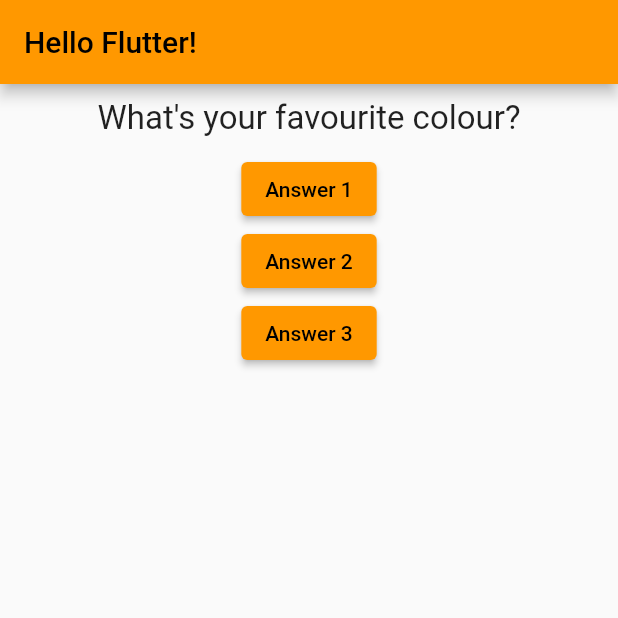
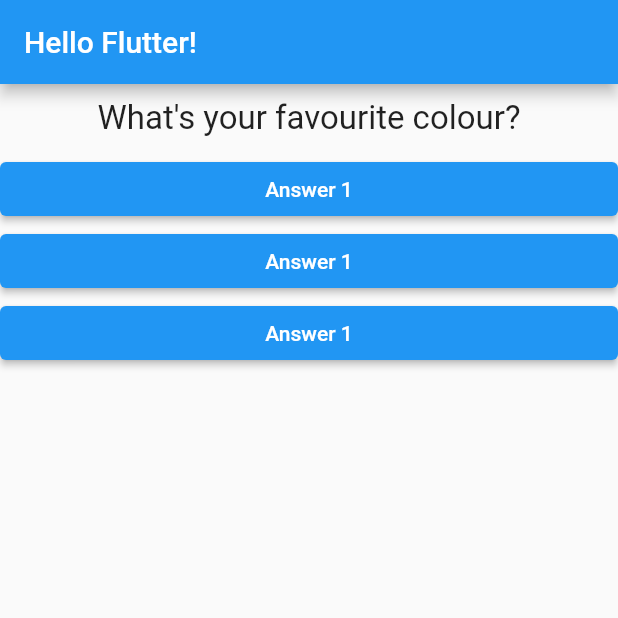
Before and after one commit to arnab/fultter_playground_quiz_app, a Flutter app: the screen it shows after launch, on a phone screen of 412 x 824 dp, the top half of it. Run offline on Flutter 3.47's test engine with Material 2 defaults, Android fonts, the phone set to English and light mode, and no system bars.

Commit message:
refactored/extracted Answer widget

```diff
--- /dev/null
+++ b/lib/answer.dart
@@ -0,0 +1,21 @@
+import 'package:flutter/material.dart';
+
+class Answer extends StatelessWidget {
+  final VoidCallback onPressed;
+
+  const Answer(this.onPressed, {super.key});
+
+  @override
+  Widget build(BuildContext context) {
+    return SizedBox(
+      width: double.infinity,
+      child: ElevatedButton(
+        onPressed: onPressed,
+        style: ButtonStyle(
+          foregroundColor: MaterialStateProperty.all(Colors.white),
+        ),
+        child: const Text('Answer 1'),
+      ),
+    );
+  }
+}
--- a/lib/main.dart
+++ b/lib/main.dart
@@ -1,10 +1,13 @@
 import 'package:flutter/material.dart';
 
 import './question.dart';
+import './answer.dart';
 
-void main() => runApp(MyApp());
+void main() => runApp(const MyApp());
 
 class MyApp extends StatefulWidget {
+  const MyApp({super.key});
+
   @override
   State<StatefulWidget> createState() {
     return _MyAppState();
@@ -18,7 +21,6 @@
     setState(() {
       _questionNum++;
     });
-    print('Current questionNum: $_questionNum');
   }
 
   @override
@@ -30,7 +32,7 @@
 
     return MaterialApp(
       title: 'Flutter Playground',
-      theme: ThemeData(primarySwatch: Colors.orange),
+      theme: ThemeData(primarySwatch: Colors.blue),
       home: Scaffold(
         appBar: AppBar(
           title: const Text('Hello Flutter!'),
@@ -38,18 +40,9 @@
         body: Column(
           children: [
             Question(questions[_questionNum]),
-            ElevatedButton(
-              onPressed: _answerQuestion,
-              child: const Text('Answer 1'),
-            ),
-            ElevatedButton(
-              onPressed: _answerQuestion,
-              child: const Text('Answer 2'),
-            ),
-            ElevatedButton(
-              onPressed: _answerQuestion,
-              child: const Text('Answer 3'),
-            ),
+            Answer(_answerQuestion),
+            Answer(_answerQuestion),
+            Answer(_answerQuestion),
           ],
         ),
       ),
```
